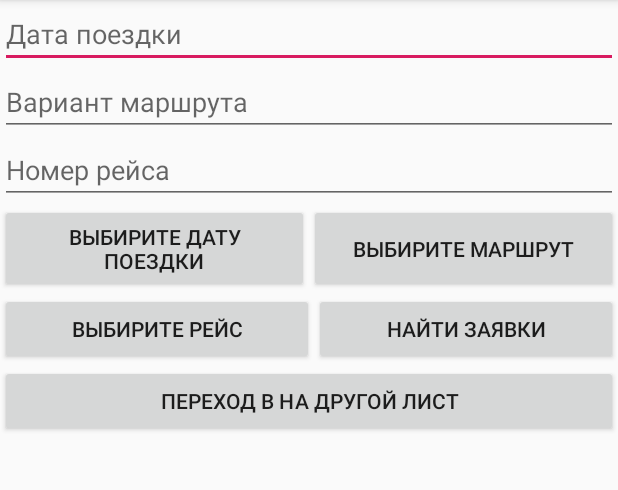
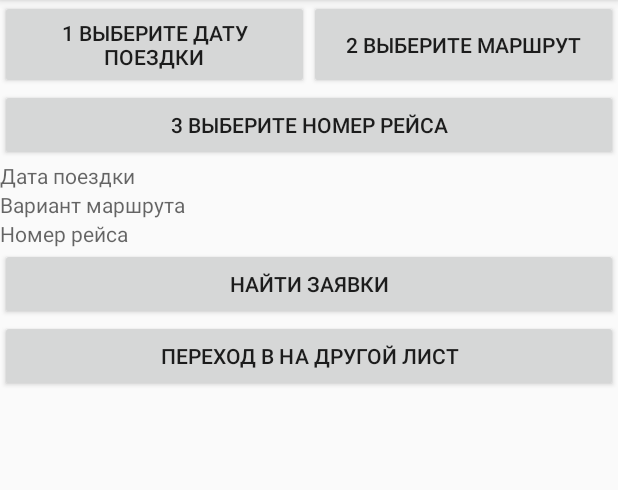
Before and after one commit to Alex22485/Server_one, an Android app: the Main2Activity screen opened directly, with no data from a screen before it, on a phone screen of 412 x 824 dp, the part 84-574 px from its top. Run offline under Robolectric (Android 15) with nearby library versions, the phone set to English and light mode, and no system bars; our stand-ins replace Firebase (no records; nobody signed in at launch, a user with empty details on screens opened directly).

Commit message:
Изменил вид работает все!!!!!

```diff
--- a/app/src/main/java/ru/startandroid/develop/server_one/Main2Activity.java
+++ b/app/src/main/java/ru/startandroid/develop/server_one/Main2Activity.java
@@ -35,7 +35,7 @@ public class Main2Activity extends AppCompatActivity {
     ListView lv2;
     List<String> basa=new ArrayList<String>(  );
     ArrayAdapter ad;
-    EditText Calend;
+    TextView Calend;
 
 
     // ADD Calendar
@@ -49,7 +49,7 @@ public class Main2Activity extends AppCompatActivity {
     String[] array={};
 
     // Вставляем данные маршрута и номера рейса
-    EditText pushMap,pushflight;
+    TextView pushMap,pushflight;
     String[] listItems1 = {"Маршрут 1","Маршрут 2","Маршрут 3","Маршрут 4"};
     String[] listItems2 = {"Рейс номер 1","Рейс номер 2","Рейс номер 3","Рейс номер 4"};
 
--- a/app/src/main/res/layout/activity_main2.xml
+++ b/app/src/main/res/layout/activity_main2.xml
@@ -9,21 +9,6 @@
         android:layout_width="match_parent"
         android:layout_height="wrap_content"
         android:orientation="vertical">
-        <EditText
-            android:id="@+id/Calend"
-            android:layout_width="match_parent"
-            android:layout_height="wrap_content"
-            android:hint="Дата поездки" />
-        <EditText
-            android:id="@+id/pushMap"
-            android:layout_width="match_parent"
-            android:layout_height="wrap_content"
-            android:hint="Вариант маршрута"/>
-        <EditText
-            android:id="@+id/pushflight"
-            android:layout_width="match_parent"
-            android:layout_height="wrap_content"
-            android:hint="Номер рейса"/>
 
         <LinearLayout
             android:layout_width="match_parent"
@@ -35,34 +20,40 @@
                 android:layout_weight="1"
                 android:layout_width="0dp"
                 android:layout_height="match_parent"
-                android:text="Выбирите Дату поездки"/>
+                android:text="1 Выберите Дату поездки"/>
             <Button
                 android:layout_weight="1"
                 android:layout_width="0dp"
                 android:layout_height="match_parent"
-                android:text="Выбирите Маршрут"
+                android:text="2 Выберите Маршрут"
                 android:onClick="showDialog_6"/>
-
         </LinearLayout>
-
-        <LinearLayout
+        <Button
+            android:layout_width="match_parent"
+            android:layout_height="match_parent"
+            android:text="3 Выберите Номер Рейса"
+            android:onClick="showDialog_7"/>
+        <TextView
+            android:id="@+id/Calend"
             android:layout_width="match_parent"
             android:layout_height="wrap_content"
-            android:orientation="horizontal">
+            android:hint="Дата поездки" />
+        <TextView
+            android:id="@+id/pushMap"
+            android:layout_width="match_parent"
+            android:layout_height="wrap_content"
+            android:hint="Вариант маршрута"/>
+        <TextView
+            android:id="@+id/pushflight"
+            android:layout_width="match_parent"
+            android:layout_height="wrap_content"
+            android:hint="Номер рейса"/>
             <Button
-                android:layout_weight="1"
-                android:layout_width="wrap_content"
-                android:layout_height="match_parent"
-                android:text="Выбирите Рейс"
-                android:onClick="showDialog_7"/>
-            <Button
-                android:layout_weight="1"
-                android:layout_width="wrap_content"
-                android:layout_height="match_parent"
+                android:layout_width="match_parent"
+                android:layout_height="wrap_content"
                 android:text="Найти заявки"
                 android:onClick="btnInsert"
                 />
-        </LinearLayout>
 
         <Button
             android:id="@+id/btn"
```
